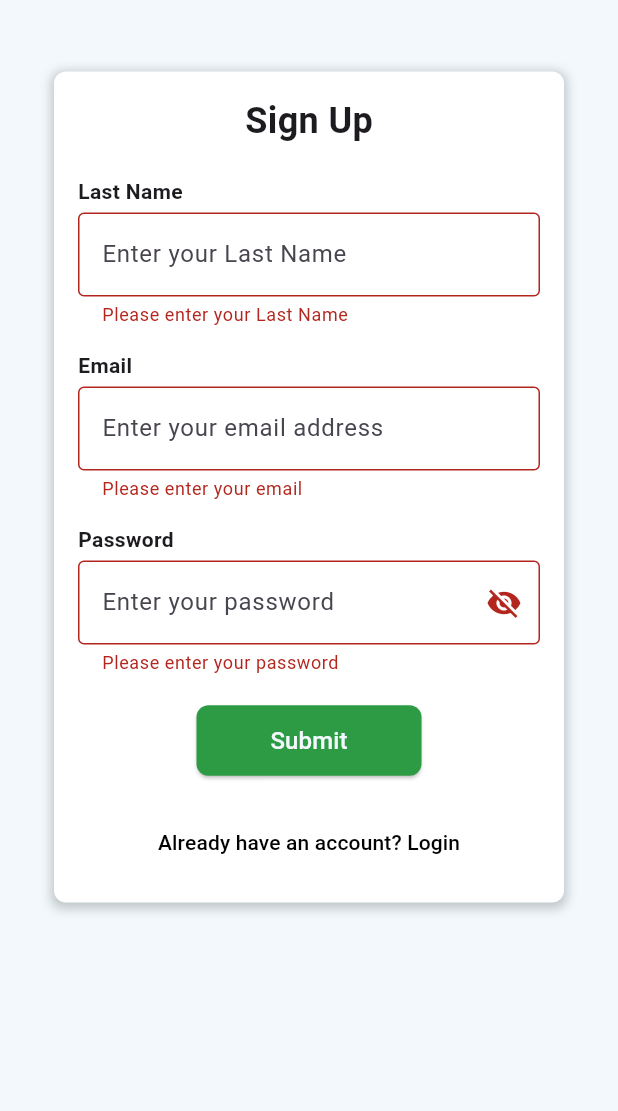
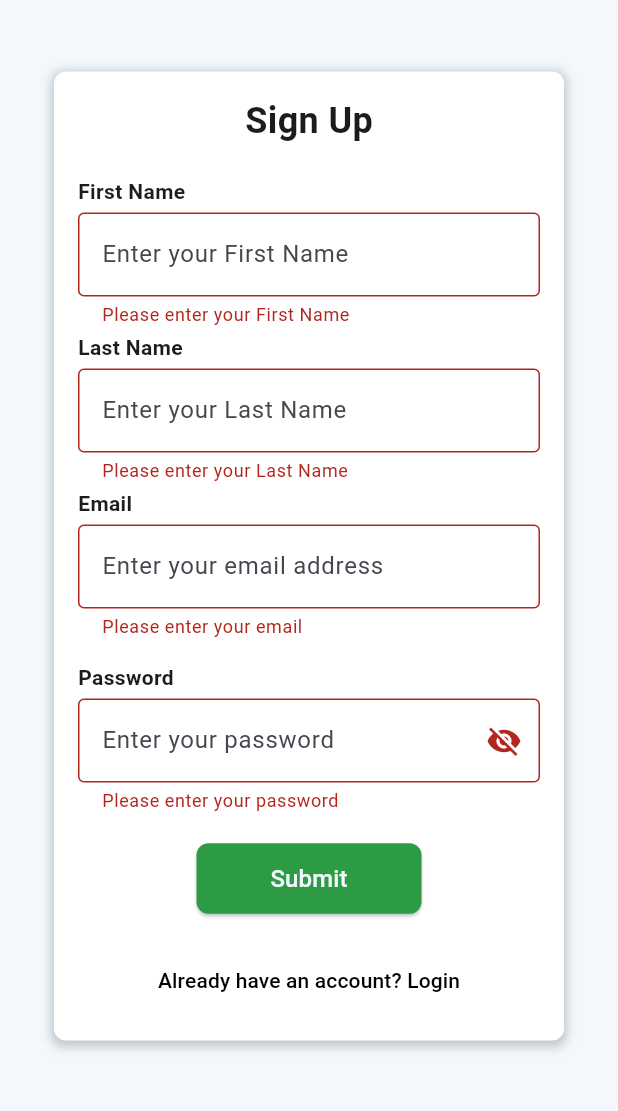
Before and after one commit to Alexis12119/SaliSeek, a Flutter app: the SignUpPage screen opened directly, after a tap on "Submit", on a phone screen of 412 x 824 dp, the part 104-1215 px from its top. Run offline on Flutter 3.47's test engine with Material 3 defaults, Android fonts, the phone set to English and light mode, and no system bars; our stand-ins replace supabase_flutter; accounts and stored records are empty.

Commit message:
feat(students): add first name.

```diff
--- a/lib/course_details.dart
+++ b/lib/course_details.dart
@@ -41,7 +41,8 @@ class CourseDetails extends StatelessWidget {
     try {
       final response = await supabase
           .from('tasks')
-          .select('id, due_date, description, student_id, students(last_name)')
+          .select(
+              'id, due_date, description, student_id, students(first_name,last_name)')
           .eq('course_id', courseId)
           .order('due_date', ascending: true);
 
@@ -243,8 +244,10 @@ class CourseDetails extends StatelessWidget {
                       final dueDate = DateTime.parse(task['due_date']);
                       final formattedDate =
                           DateFormat('MMM. dd').format(dueDate);
-                      final studentName =
-                          task['students']['last_name'] ?? 'Unknown';
+                      final studentName = task['students']['first_name'] +
+                              ' ' +
+                              task['students']['last_name'] ??
+                          'Unknown';
 
                       return Container(
                         margin: const EdgeInsets.only(bottom: 16.0),
--- a/lib/details_page.dart
+++ b/lib/details_page.dart
@@ -171,7 +171,7 @@ class _DetailsPageState extends State<DetailsPage> {
                         child: ElevatedButton(
                           onPressed: isPastDueDate ? null : _updateURL,
                           style: ElevatedButton.styleFrom(
-                            backgroundColor: const Color(0xFF2C9B44),
+                            backgroundColor: isPastDueDate ? Colors.red : const Color(0xFF2C9B44),
                             padding: const EdgeInsets.symmetric(vertical: 16.0),
                             shape: RoundedRectangleBorder(
                               borderRadius: BorderRadius.circular(8.0),
@@ -179,9 +179,9 @@ class _DetailsPageState extends State<DetailsPage> {
                           ),
                           child: Text(
                             isPastDueDate ? 'Submission Closed' : 'Submit URL',
-                            style: const TextStyle(
+                            style: TextStyle(
                               fontSize: 16.0,
-                              color: Color(0xFFF2F8FC),
+                              color: isPastDueDate ? Colors.red : const Color(0xFFF2F8FC),
                             ),
                           ),
                         ),
--- a/lib/sign_up_page.dart
+++ b/lib/sign_up_page.dart
@@ -11,6 +11,7 @@ class SignUpPage extends StatefulWidget {
 
 class _SignUpPageState extends State<SignUpPage> {
   final _formKey = GlobalKey<FormState>();
+  final TextEditingController _firstNameController = TextEditingController();
   final TextEditingController _lastNameController = TextEditingController();
   final TextEditingController _emailController = TextEditingController();
   final TextEditingController _passwordController = TextEditingController();
@@ -38,6 +39,7 @@ class _SignUpPageState extends State<SignUpPage> {
           // 2. Insert additional user data into students table
           await supabase.from('students').insert({
             'email': _emailController.text.trim(),
+            'first_name': _firstNameController.text.trim(),
             'last_name': _lastNameController.text.trim(),
             'password': _passwordController.text,
             // Note: We don't store the password in the students table as it's already
@@ -100,6 +102,7 @@ class _SignUpPageState extends State<SignUpPage> {
 
   @override
   void dispose() {
+    _firstNameController.dispose();
     _lastNameController.dispose();
     _emailController.dispose();
     _passwordController.dispose();
@@ -149,6 +152,26 @@ class _SignUpPageState extends State<SignUpPage> {
                           ),
                           const SizedBox(height: 20.0),
                           const Text(
+                            'First Name',
+                            style: TextStyle(
+                                fontSize: 14, fontWeight: FontWeight.bold),
+                          ),
+                          const SizedBox(height: 4.0),
+                          TextFormField(
+                            controller: _lastNameController,
+                            decoration: const InputDecoration(
+                              hintText: 'Enter your First Name',
+                              border: OutlineInputBorder(),
+                            ),
+                            validator: (value) {
+                              if (value == null || value.isEmpty) {
+                                return 'Please enter your First Name';
+                              }
+                              return null;
+                            },
+                          ),
+                          const SizedBox(height: 4.0),
+                          const Text(
                             'Last Name',
                             style: TextStyle(
                                 fontSize: 14, fontWeight: FontWeight.bold),
@@ -167,7 +190,7 @@ class _SignUpPageState extends State<SignUpPage> {
                               return null;
                             },
                           ),
-                          const SizedBox(height: 16.0),
+                          const SizedBox(height: 4.0),
                           const Text(
                             'Email',
                             style: TextStyle(
--- a/lib/student_dashboard.dart
+++ b/lib/student_dashboard.dart
@@ -134,12 +134,13 @@ class StudentDashboardState extends State<StudentDashboard> {
     try {
       final studentResponse = await Supabase.instance.client
           .from('students')
-          .select('last_name, id')
+          .select('first_name, last_name, id')
           .eq('id', widget.studentId)
           .single();
 
       setState(() {
-        _studentName = '${studentResponse['last_name']}';
+        _studentName =
+            '${studentResponse['first_name']} ${studentResponse['last_name']}';
         _studentNumber = studentResponse['id'].toString();
       });
     } catch (e) {
```
